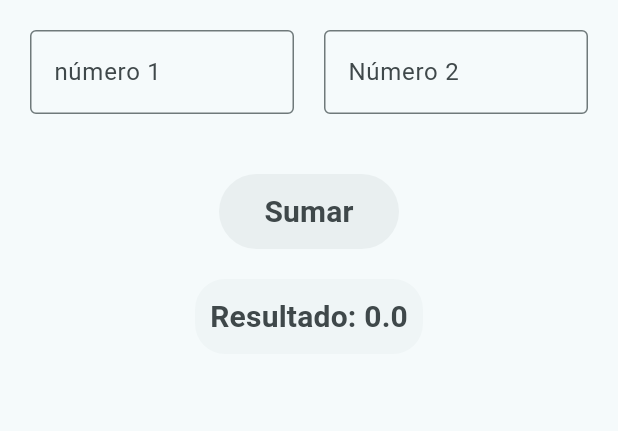
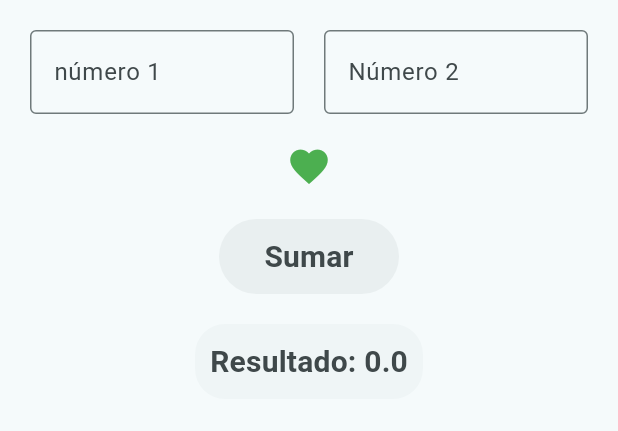
Before and after one commit to Cueyatl/apps-con-geolocalizacion-calculadora-suma-app-2, a Flutter app: the screen it shows after launch, on a phone screen of 412 x 824 dp, the part 159-590 px from its top. Run offline on Flutter 3.47's test engine with Material 3 defaults, Android fonts, the phone set to English and light mode, and no system bars.

Commit message:
Agregado Icon favorite verde

```diff
--- a/lib/widgets/widget_calculadora_suma.dart
+++ b/lib/widgets/widget_calculadora_suma.dart
@@ -66,7 +66,9 @@ class _WidgetCalculadoraSumaState extends State<WidgetCalculadoraSuma> {
                 ),
               ],
             ),
+
             SizedBox(height: 20),
+            Icon(Icons.favorite, color: Colors.green, size: 30),
 
             Padding(
               padding: const EdgeInsets.all(20.0),
```
Also changed, not shown: lib/widgets/widget_main_suma.dart (added).
